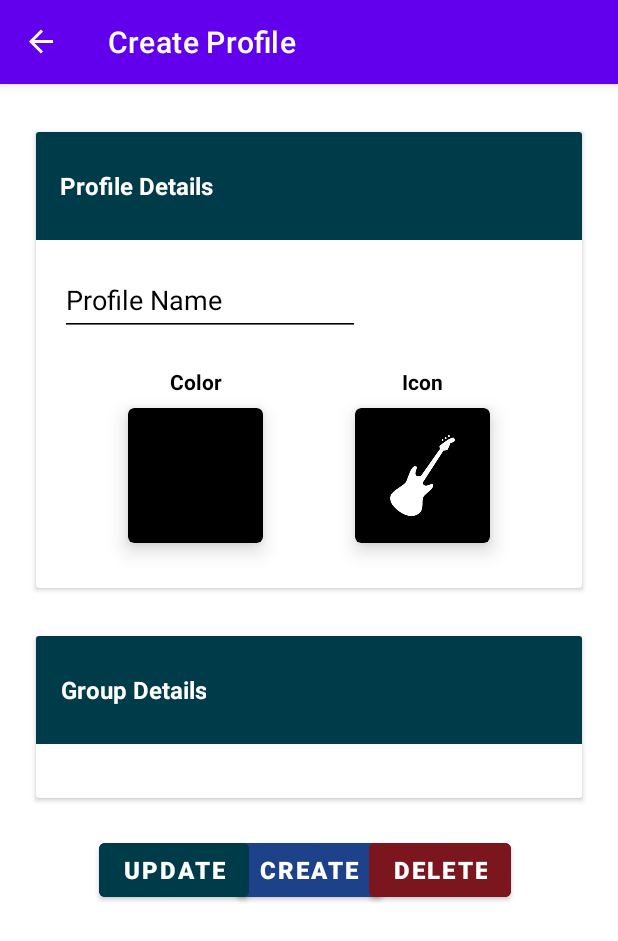
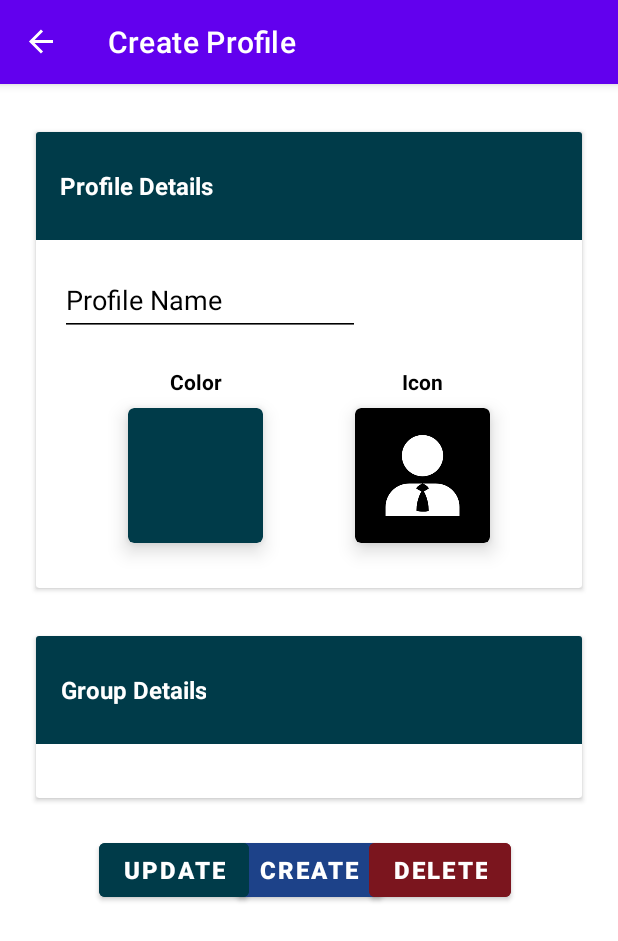
Before and after one commit to kennethjpaul/HushGuard, an Android app: the screen it shows after launch (MainActivity), after a tap on an icon or button, on a phone screen of 412 x 824 dp. Shown: the top 941 px of the screen. Run offline under Robolectric (Android 15) with nearby library versions, the phone set to English and light mode, and no system bars; our stand-ins replace Room's generated code, data binding, navigation-ui; 5 statements that could not run were skipped.

Commit message:
Changed the default icon and color for profiles

```diff
--- a/app/src/main/java/com/kinetx/silentproject/viewmodels/ProfileDetailsViewModel.kt
+++ b/app/src/main/java/com/kinetx/silentproject/viewmodels/ProfileDetailsViewModel.kt
@@ -122,7 +122,7 @@ class ProfileDetailsViewModel(application: Application, private val argList : Pr
     fun createProfile(): Boolean {
 
         profile.profileId = 0L
-        profile.profileIcon = "food"
+        profile.profileIcon = "profile"
         profile.profileColor = java.lang.Long.decode("0xFF005252").toInt()
 
         profile.groupIds = _adapterQuery.value?.filter { it.isChecked }?.map { it.groupId }!!.flatten().distinctBy {
@@ -147,7 +147,7 @@ class ProfileDetailsViewModel(application: Application, private val argList : Pr
     @OptIn(DelicateCoroutinesApi::class)
     fun updateProfile(): Boolean {
 
-        profile.profileIcon = "food"
+        profile.profileIcon = "profile"
         profile.profileColor = java.lang.Long.decode("0xFF005252").toInt()
 
         profile.groupIds = _adapterQuery.value?.filter { it.isChecked }?.map { it.groupId }!!.flatten().distinctBy {
--- a/app/src/main/res/layout/fragment_profile_details.xml
+++ b/app/src/main/res/layout/fragment_profile_details.xml
@@ -101,7 +101,7 @@
                             android:layout_height="match_parent"
                             android:scaleX="0.6"
                             android:scaleY="0.6"
-                            android:src="@drawable/guitar" />
+                            android:src="@drawable/profile" />
                     </androidx.appcompat.widget.LinearLayoutCompat>
                 </com.google.android.material.card.MaterialCardView>
 
@@ -119,7 +119,7 @@
                     android:layout_width="90dp"
                     android:layout_height="90dp"
                     android:layout_marginTop="48dp"
-                    app:cardBackgroundColor="@color/black"
+                    app:cardBackgroundColor="@color/warm_black"
                     app:cardElevation="8dp"
                     app:layout_constraintEnd_toStartOf="@+id/profile_icon_button"
                     app:layout_constraintHorizontal_bias="0.5"
```
Also changed, not shown: app/src/main/res/drawable/profile.png (added).
